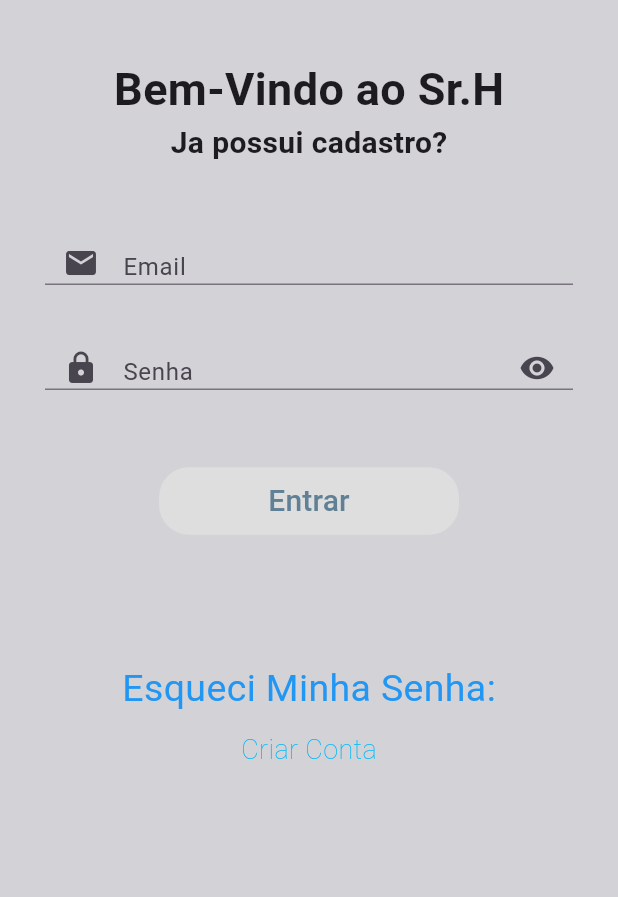
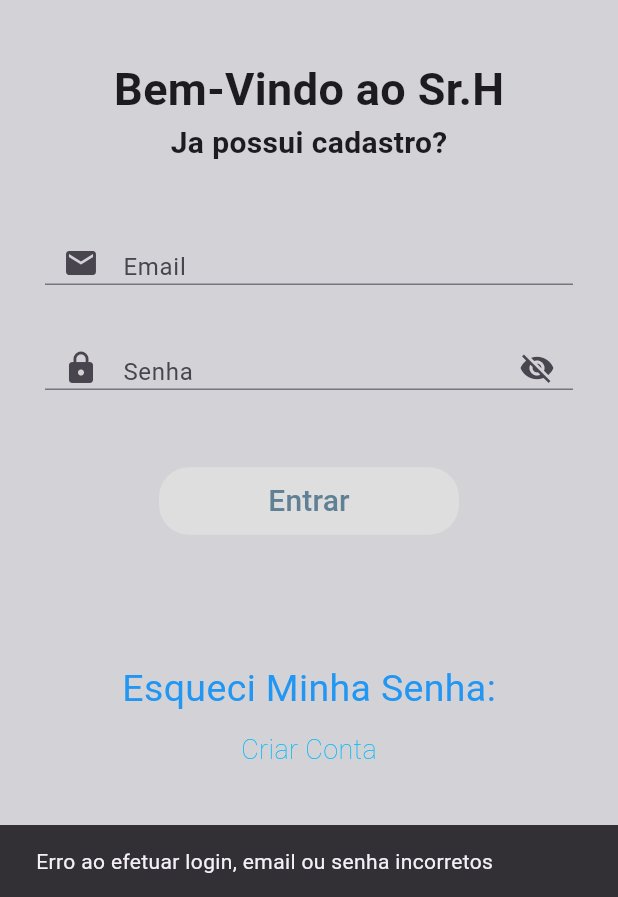
Before and after one commit to Gomesgaab/Primeiro-App-em-Flutter, a Flutter app: the screen it shows after launch, after a tap on "Entrar", on a phone screen of 412 x 824 dp, the part 339-1236 px from its top. Run offline on Flutter 3.47's test engine with Material 3 defaults, Android fonts, the phone set to English and light mode, and no system bars; our stand-ins replace google_fonts.

Commit message:
Terceiro commit

```diff
--- a/lib/my_app.dart
+++ b/lib/my_app.dart
@@ -1,6 +1,6 @@
 import 'package:flutter/material.dart';
 import 'package:google_fonts/google_fonts.dart';
-import 'package:srh/pages/home_page.dart';
+import 'package:srh/pages/Main_page.dart';
 import 'package:srh/pages/login_page.dart';
 
 class MyApp extends StatelessWidget {
--- a/lib/pages/login_page.dart
+++ b/lib/pages/login_page.dart
@@ -8,6 +8,9 @@ class LoginPage extends StatefulWidget {
 }
 
 class _LoginPage extends State<LoginPage> {
+  var emailControler = TextEditingController(text: "");
+  var senhaControler = TextEditingController(text: "");
+  bool isObscureText = true;
   @override
   Widget build(BuildContext context) {
     return SafeArea(
@@ -73,9 +76,13 @@ class _LoginPage extends State<LoginPage> {
                   // dando o tamanho total da caixa que foi declarado
                   width: double.infinity,
                   // textFild caixa de entrada de texto/ input
-                  child: const TextField(
+                  child: TextField(
+                    controller: emailControler,
+                    onChanged: (value) {
+                      debugPrint(value);
+                    },
                     //decoration teg para decoração do text fild
-                    decoration: InputDecoration(
+                    decoration: const InputDecoration(
                       contentPadding: EdgeInsets.only(top: 25),
                       //Arrumando borda e deixando so linha inferior
                       focusedBorder: UnderlineInputBorder(
@@ -89,19 +96,42 @@ class _LoginPage extends State<LoginPage> {
                 ),
                 // container senha
                 Container(
+                  // dando margin na caixa de texto da senha
                   margin:
+                      //symmtric usado para deixar uma simetria de acordo com o valor que você coloca
                       const EdgeInsets.symmetric(horizontal: 30, vertical: 20),
                   height: 30,
+                  // dando o tamanho total da caixa que foi declarado
                   width: double.infinity,
+                  //alinhamento
                   alignment: Alignment.center,
-                  child: const TextField(
+                  //caixa de entrada de texto
+                  child: TextField(
+                    controller: senhaControler,
+                    obscureText: isObscureText,
+                    onChanged: (value) {
+                      debugPrint(value);
+                    },
+                    // decorando caixa de entrada de texto
                     decoration: InputDecoration(
-                        contentPadding: EdgeInsets.only(top: 25),
+                        contentPadding: const EdgeInsets.only(top: 25),
                         //Arrumando borda
-                        focusedBorder: UnderlineInputBorder(
+                        focusedBorder: const UnderlineInputBorder(
                             borderSide: BorderSide(color: Colors.blueAccent)),
-                        prefixIcon: Icon(Icons.lock),
-                        suffixIcon: Icon(Icons.visibility),
+                        prefixIcon: const Icon(Icons.lock),
+                        //estamos detectando ações para executar algo
+                        suffixIcon: GestureDetector(
+                          //um clique
+                          onTap: () {
+                            setState(() {
+                              isObscureText = !isObscureText;
+                            });
+                          },
+                          // utilizando ternário para execução de ação
+                          child: Icon(isObscureText
+                              ? Icons.visibility_off
+                              : Icons.visibility),
+                        ),
                         hintText: "Senha"),
                   ),
                 ),
@@ -117,7 +147,24 @@ class _LoginPage extends State<LoginPage> {
                     child: SizedBox(
                       width: 200,
                       child: TextButton(
-                          onPressed: () {},
+                          // printando ingormações preencihas quando clicar no botão
+                          onPressed: () {
+                            if (emailControler.text.trim() ==
+                                    "gabrielgabiga870@gmail.com" &&
+                                senhaControler.text.trim() == "senha") {
+                              //mostrando mensagem a usuário se o logim foi efetuado com sucesso
+                              ScaffoldMessenger.of(context).showSnackBar(
+                                  const SnackBar(
+                                      content:
+                                          Text("Login efetuado com sucesso")));
+                            } else {
+                              //mostrando mensagem a usuário se o logim foi efetuado
+                              ScaffoldMessenger.of(context).showSnackBar(
+                                  const SnackBar(
+                                      content: Text(
+                                          "Erro ao efetuar login, email ou senha incorretos")));
+                            }
+                          },
                           style: ButtonStyle(
                               //border radios do botão
                               shape: MaterialStateProperty.all(
```
Also changed, not shown: lib/pages/Main_page.dart (added, +15 -0 lines), lib/pages/home_page.dart (deleted, +0 -116 lines).
